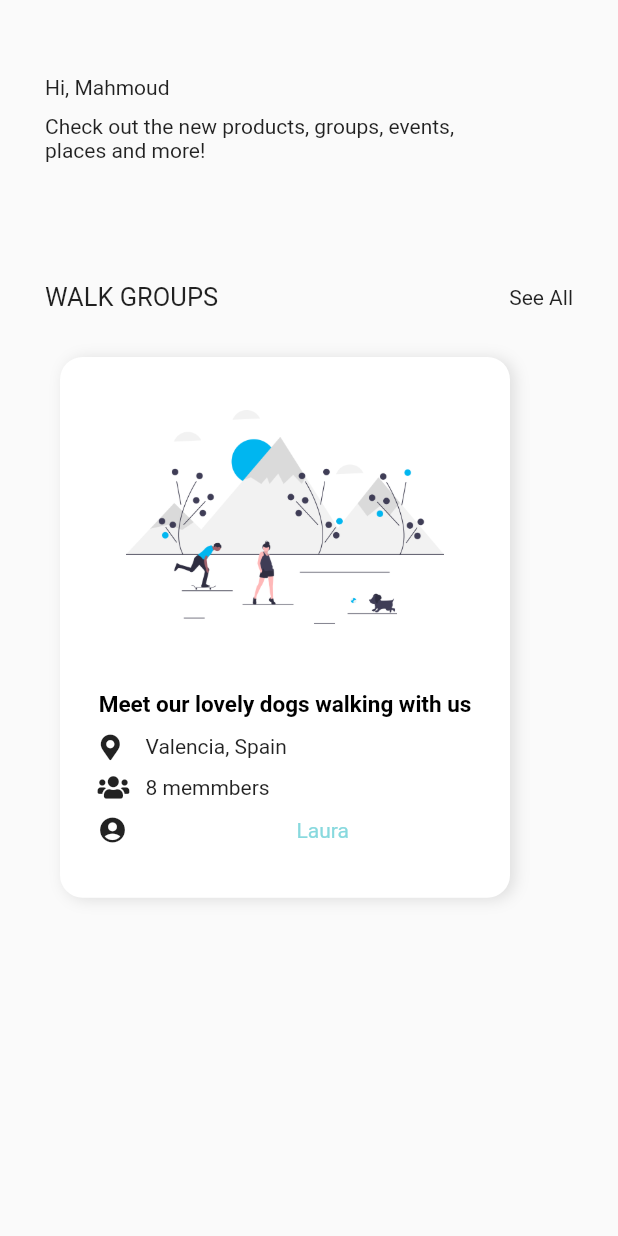
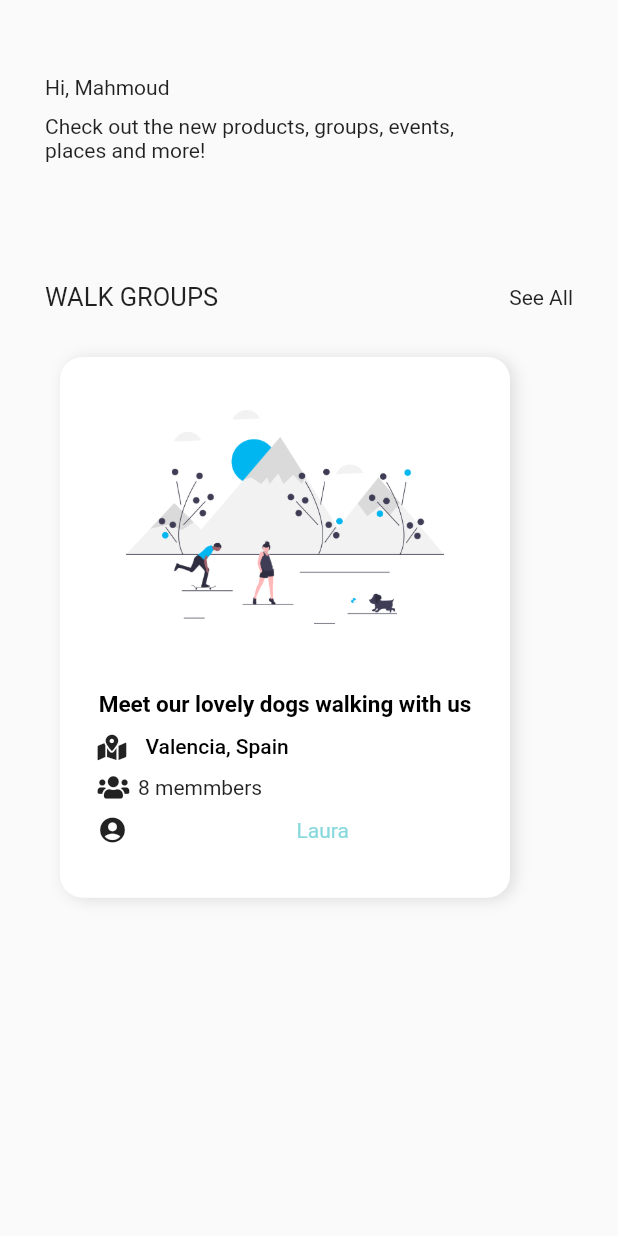
Before and after one commit to MHarooney/IPetMobile, a Flutter app: the DashoBoardScreen screen opened directly, on a phone screen of 412 x 824 dp. Run offline on Flutter 3.47's test engine with Material 2 defaults, Android fonts, the light colour scheme and no system bars; our stand-ins replace country_code_picker, custom_navigation_bar, flutter_screenutil, font_awesome_flutter; Roboto replaces fonts that are missing (Montserrat).

Commit message:
Custom Grid View Card Updated

```diff
--- a/lib/constants/ipet_dimens.dart
+++ b/lib/constants/ipet_dimens.dart
@@ -6,6 +6,7 @@ class IPetDimens {
   static const double space10 = 10;
   static const double space12 = 12;
   static const double space15 = 15;
+  static const double space17 = 17;
   static const double space18 = 18;
   static const double space20 = 20;
   static const double space25 = 25;
--- a/lib/widgets/custom_grid_view_card.dart
+++ b/lib/widgets/custom_grid_view_card.dart
@@ -51,18 +51,21 @@ class CustomGridViewCard extends StatelessWidget {
                     ),
                     Row(
                       children: <Widget>[
-                        IPetCustomIcon(),
-                        SizedBox(
-                          width: 15,
+                        IPetCustomIcon(
+                          ip_size: IPetDimens.space17,
+                          ip_font_ic: FontAwesomeIcons.mapMarkedAlt,
                         ),
-                        Text(
-                          location,
+                        IPetCustomSizedBox(
+                          width: IPetDimens.space15,
+                        ),
+                        Label(
+                          text: location,
                           // style: contentBlack,
-                        )
+                        ),
                       ],
                     ),
-                    SizedBox(
-                      height: 10,
+                    IPetCustomSizedBox(
+                      height: IPetDimens.space10,
                     ),
                     Row(
                       children: <Widget>[
@@ -70,8 +73,8 @@ class CustomGridViewCard extends StatelessWidget {
                           FontAwesomeIcons.users,
                           size: 17,
                         ),
-                        SizedBox(
-                          width: 15,
+                        IPetCustomSizedBox(
+                          width: IPetDimens.space10,
                         ),
                         Text(
                           members,
--- a/lib/widgets/ipet_custom_icon.dart
+++ b/lib/widgets/ipet_custom_icon.dart
@@ -1,16 +1,19 @@
 import 'package:flutter/material.dart';
-import 'package:font_awesome_flutter/font_awesome_flutter.dart';
 
 class IPetCustomIcon extends StatelessWidget {
-  const IPetCustomIcon({
-    Key key,
-  }) : super(key: key);
+  IPetCustomIcon({
+    @required this.ip_size,
+    @required this.ip_font_ic,
+  });
+
+  final IconData ip_font_ic;
+  final double ip_size;
 
   @override
   Widget build(BuildContext context) {
     return Icon(
-      FontAwesomeIcons.mapMarkerAlt,
-      size: 17,
+      ip_font_ic,
+      size: ip_size,
     );
   }
 }
```
